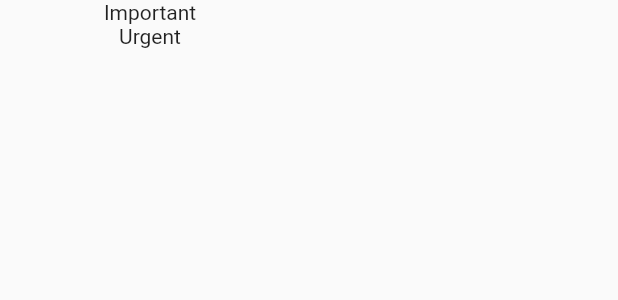
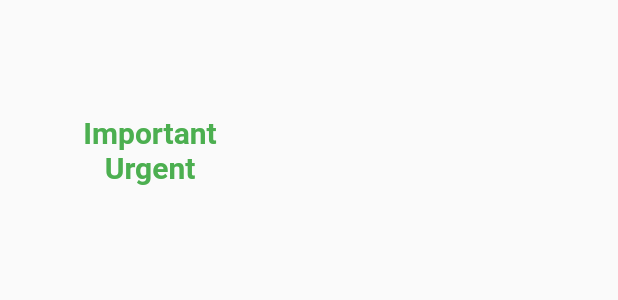
Before and after one commit to TruongAnim/what_am_i_doing, a Flutter app: the TextOverlay widget shown alone on an empty page, opened directly, on a phone screen of 412 x 824 dp. Shown: the top 300 px of the screen. Run offline on Flutter 3.47's test engine with Material 2 defaults, Android fonts, the phone set to English and light mode, and no system bars; our stand-ins replace get; missing offline and left inert: flutter_overlay_window.

```diff
--- a/lib/overlays/controllers/overlay_controller.dart
+++ b/lib/overlays/controllers/overlay_controller.dart
@@ -1,8 +1,10 @@
+import 'dart:async';
 import 'dart:developer';
 import 'dart:isolate';
 import 'dart:ui';
 
 import 'package:get/get.dart';
+import 'package:intl/intl.dart';
 import 'package:what_am_i_doing/overlays/controllers/overlay_state.dart';
 import 'package:what_am_i_doing/overlays/states/job_state.dart';
 import 'package:what_am_i_doing/overlays/states/state_manager.dart';
@@ -11,6 +13,9 @@ class OverlayController extends GetxController {
   StateManager stateManager = StateManager();
 
   late Rx<JobState> currentState;
+  late Rx<String> currentTime = Rx<String>("");
+  late Rx<String> currentPercent = Rx<String>("");
+  late Timer timer;
 
   Rx<AppOverlayState> overlayState = Rx<AppOverlayState>(AppOverlayState.srink);
   static const String _kPortNameOverlay = 'OVERLAY';
@@ -22,6 +27,7 @@ class OverlayController extends GetxController {
   @override
   void onInit() {
     super.onInit();
+    startTimer();
     currentState = Rx(stateManager.currentState);
 
     if (homePort != null) return;
@@ -35,13 +41,47 @@ class OverlayController extends GetxController {
     });
   }
 
-  void iconPress(String key) {
-    stateManager.changeState(key);
-    currentState.value = stateManager.currentState;
+  void onPress(String key) {
+    if (key.isNotEmpty) {
+      stateManager.changeState(key);
+      currentState.value = stateManager.currentState;
+    }
+
     if (overlayState.value == AppOverlayState.expand) {
       overlayState.value = AppOverlayState.srink;
     } else {
       overlayState.value = AppOverlayState.expand;
     }
   }
+
+  String getCurrentTime() {
+    final formatter = DateFormat('HH:mm:ss');
+    final dateTime = DateTime.fromMillisecondsSinceEpoch(
+        stateManager.getCurrentTime().inMilliseconds);
+    return formatter.format(dateTime);
+  }
+
+  String getCurrentPercent() {
+    return '${(stateManager.getCurrentPercent() * 100).toStringAsFixed(2)}%';
+  }
+
+  void startTimer() {
+    timer = Timer.periodic(Duration(seconds: 1), (timer) {
+      if (overlayState.value == AppOverlayState.srink) {
+        currentState.value.time++;
+        currentTime.value = getCurrentTime();
+        currentPercent.value = getCurrentPercent();
+      }
+    });
+  }
+
+  void stopTimer() {
+    timer.cancel();
+  }
+
+  @override
+  void onClose() {
+    stopTimer();
+    super.onClose();
+  }
 }
--- a/lib/overlays/pages/components/bubble_avatar.dart
+++ b/lib/overlays/pages/components/bubble_avatar.dart
@@ -12,11 +12,11 @@ class BubbleAvatar extends StatelessWidget {
     return GestureDetector(
       onTap: () {
         OverlayController controller = Get.find();
-        controller.iconPress(state.key);
+        controller.onPress(state.key);
       },
       child: CircleAvatar(
         radius: 50,
-        backgroundImage: AssetImage(state.image),
+        backgroundImage: AssetImage(state.icon),
       ),
     );
   }
--- a/lib/overlays/pages/components/text_overlay.dart
+++ b/lib/overlays/pages/components/text_overlay.dart
@@ -1,6 +1,4 @@
 import 'package:flutter/material.dart';
-import 'package:flutter/src/widgets/framework.dart';
-import 'package:flutter/src/widgets/placeholder.dart';
 import 'package:get/get.dart';
 import 'package:what_am_i_doing/overlays/controllers/overlay_controller.dart';
 import 'package:what_am_i_doing/overlays/states/job_state.dart';
@@ -8,20 +6,28 @@ import 'package:what_am_i_doing/overlays/states/job_state.dart';
 class TextOverlay extends StatelessWidget {
   const TextOverlay({super.key});
 
+  Widget buildText(String content) {
+    Color color = content.contains('Not') ? Colors.red : Colors.green;
+    return Text(
+      content,
+      style: TextStyle(color: color, fontWeight: FontWeight.bold, fontSize: 20),
+    );
+  }
+
   @override
   Widget build(BuildContext context) {
     OverlayController controller = Get.find();
     JobState state = controller.currentState.value;
     return GestureDetector(
       onTap: () {
-        controller.iconPress(state.key);
+        controller.onPress(state.key);
       },
       child: Container(
         width: 200,
         height: 200,
-        child: Column(children: [
-          Text(state.text1),
-          Text(state.text2),
+        child: Column(mainAxisAlignment: MainAxisAlignment.center, children: [
+          buildText(state.text1),
+          buildText(state.text2),
         ]),
       ),
     );
--- a/lib/overlays/states/state_manager.dart
+++ b/lib/overlays/states/state_manager.dart
@@ -6,8 +6,8 @@ class StateManager {
   static Map<String, JobState> states = {
     StateConstant.importantUrgentState: buildImportantUrgentState(),
     StateConstant.importantOnlyState: buildImportantOnlyState(),
+    StateConstant.uselessState: buildUselessState(),
     StateConstant.urgentOnlyState: buildUrgentOnlyState(),
-    StateConstant.uselessState: buildUselessState(),
   };
 
   static JobState buildImportantUrgentState() {
@@ -30,23 +30,23 @@ class StateManager {
         time: 0);
   }
 
+  static JobState buildUselessState() {
+    return JobState(
+        key: StateConstant.uselessState,
+        icon: AssetHelper.icon3,
+        image: AssetHelper.image3,
+        text1: 'Not Important',
+        text2: 'Not Urgent',
+        time: 0);
+  }
+
   static JobState buildUrgentOnlyState() {
     return JobState(
         key: StateConstant.urgentOnlyState,
-        icon: AssetHelper.icon3,
-        image: AssetHelper.image3,
-        text1: 'Not Important',
-        text2: 'Urgent',
-        time: 0);
-  }
-
-  static JobState buildUselessState() {
-    return JobState(
-        key: StateConstant.uselessState,
         icon: AssetHelper.icon4,
         image: AssetHelper.image4,
         text1: 'Not Important',
-        text2: 'Not Urgent',
+        text2: 'Urgent',
         time: 0);
   }
 
@@ -59,4 +59,24 @@ class StateManager {
   void changeState(String key) {
     currentState = states[key]!;
   }
+
+  Duration getTime(String key) {
+    return Duration(seconds: states[key]!.time);
+  }
+
+  double getPercent(String key) {
+    int sum = 0;
+    states.values.toList().forEach((element) {
+      sum += element.time;
+    });
+    return states[key]!.time / sum;
+  }
+
+  Duration getCurrentTime() {
+    return getTime(currentState.key);
+  }
+
+  double getCurrentPercent() {
+    return getPercent(currentState.key);
+  }
 }
--- a/pubspec.yaml
+++ b/pubspec.yaml
@@ -37,6 +37,7 @@ dependencies:
   cupertino_icons: ^1.0.2
   flutter_overlay_window: ^0.4.3
   get: ^4.6.5
+  intl: ^0.18.1
 
 dev_dependencies:
   flutter_test:
```
Also changed, not shown: lib/overlays/pages/components/srink_overlay.dart (+9 -1 lines), lib/overlays/pages/components/time_overlay.dart (+23 -5 lines), pubspec.lock.
